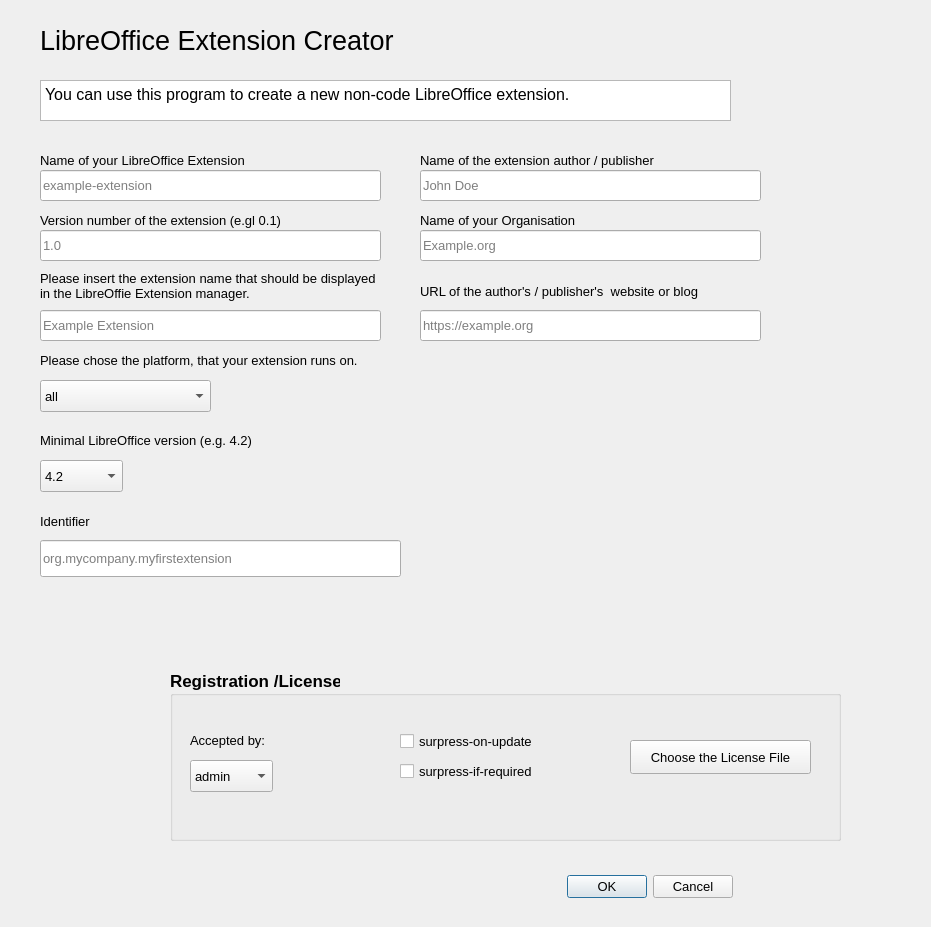
The window that extensioncreator.ui (andreasma/liboextensioncreator) describes before a commit, drawn with Qt 5.
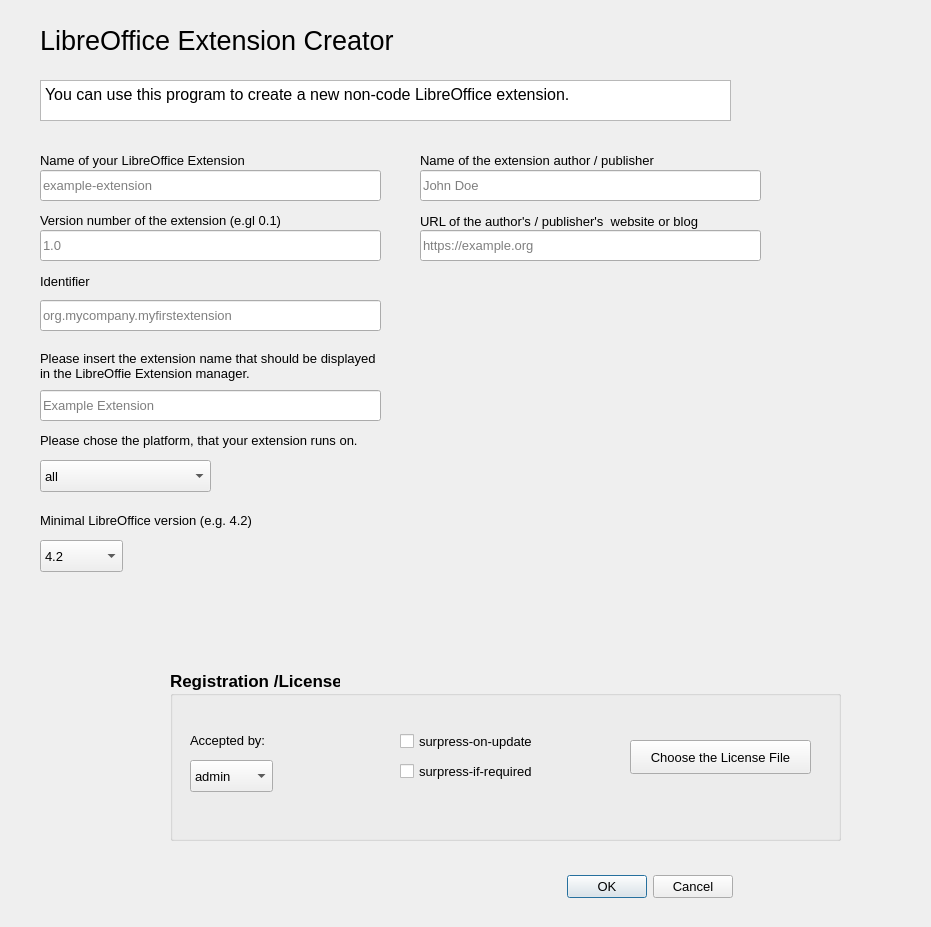
The same window after the commit.

Commit message: remove one field and add further fields, reorder tabulator order

```diff
--- a/extensioncreator.ui
+++ b/extensioncreator.ui
@@ -58,37 +58,6 @@
     <string>Name of your LibreOffice Extension</string>
    </property>
   </widget>
-  <widget class="QLineEdit" name="Organization">
-   <property name="geometry">
-    <rect>
-     <x>420</x>
-     <y>230</y>
-     <width>341</width>
-     <height>31</height>
-    </rect>
-   </property>
-   <property name="placeholderText">
-    <string>Example.org</string>
-   </property>
-  </widget>
-  <widget class="QLabel" name="label_2">
-   <property name="geometry">
-    <rect>
-     <x>420</x>
-     <y>210</y>
-     <width>341</width>
-     <height>20</height>
-    </rect>
-   </property>
-   <property name="font">
-    <font>
-     <pointsize>10</pointsize>
-    </font>
-   </property>
-   <property name="text">
-    <string>Name of your Organisation</string>
-   </property>
-  </widget>
   <widget class="QLabel" name="label_3">
    <property name="geometry">
     <rect>
@@ -168,7 +137,7 @@
    <property name="geometry">
     <rect>
      <x>40</x>
-     <y>350</y>
+     <y>430</y>
      <width>341</width>
      <height>20</height>
     </rect>
@@ -186,7 +155,7 @@
    <property name="geometry">
     <rect>
      <x>40</x>
-     <y>380</y>
+     <y>460</y>
      <width>171</width>
      <height>32</height>
     </rect>
@@ -306,7 +275,7 @@
    <property name="geometry">
     <rect>
      <x>40</x>
-     <y>260</y>
+     <y>340</y>
      <width>341</width>
      <height>51</height>
     </rect>
@@ -327,7 +296,7 @@
    <property name="geometry">
     <rect>
      <x>40</x>
-     <y>310</y>
+     <y>390</y>
      <width>341</width>
      <height>31</height>
     </rect>
@@ -374,7 +343,7 @@
    <property name="geometry">
     <rect>
      <x>40</x>
-     <y>430</y>
+     <y>510</y>
      <width>341</width>
      <height>20</height>
     </rect>
@@ -392,7 +361,7 @@
    <property name="geometry">
     <rect>
      <x>40</x>
-     <y>460</y>
+     <y>540</y>
      <width>83</width>
      <height>32</height>
     </rect>
@@ -617,7 +586,7 @@
    <property name="geometry">
     <rect>
      <x>420</x>
-     <y>280</y>
+     <y>210</y>
      <width>321</width>
      <height>23</height>
     </rect>
@@ -630,7 +599,7 @@
    <property name="geometry">
     <rect>
      <x>420</x>
-     <y>310</y>
+     <y>230</y>
      <width>341</width>
      <height>31</height>
     </rect>
@@ -646,7 +615,7 @@
    <property name="geometry">
     <rect>
      <x>40</x>
-     <y>510</y>
+     <y>270</y>
      <width>71</width>
      <height>23</height>
     </rect>
@@ -667,9 +636,9 @@
    <property name="geometry">
     <rect>
      <x>40</x>
-     <y>540</y>
-     <width>361</width>
-     <height>37</height>
+     <y>300</y>
+     <width>341</width>
+     <height>31</height>
     </rect>
    </property>
    <property name="toolTip">
```
Left out of the diff: 5 changed lines with no effect on the pictures.
